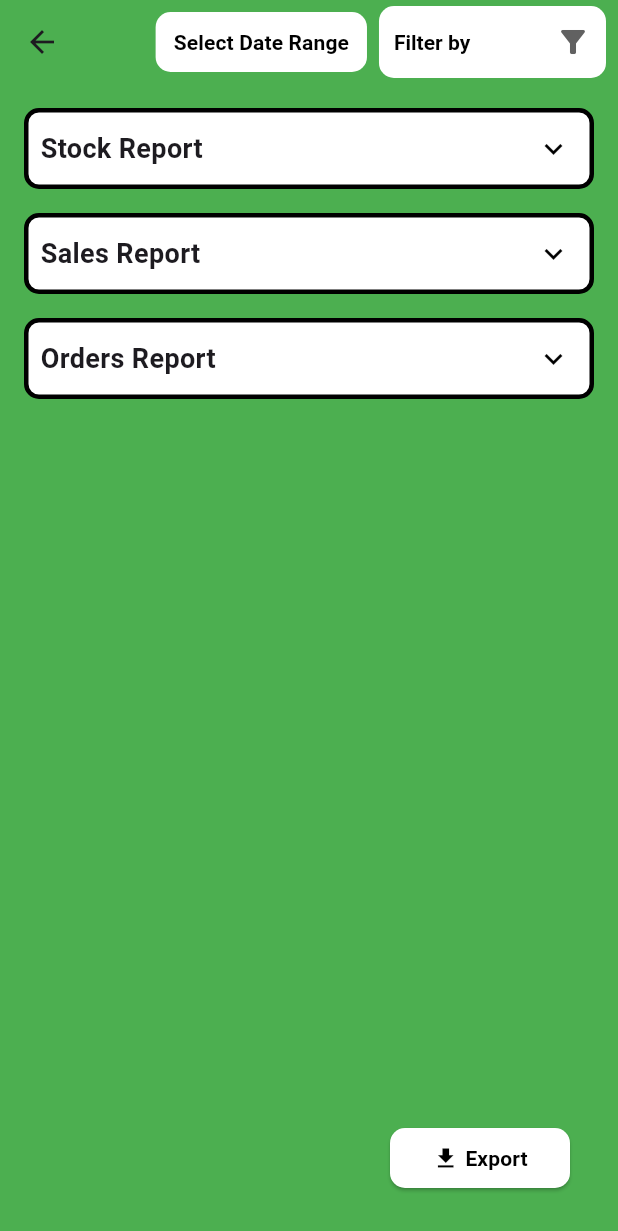
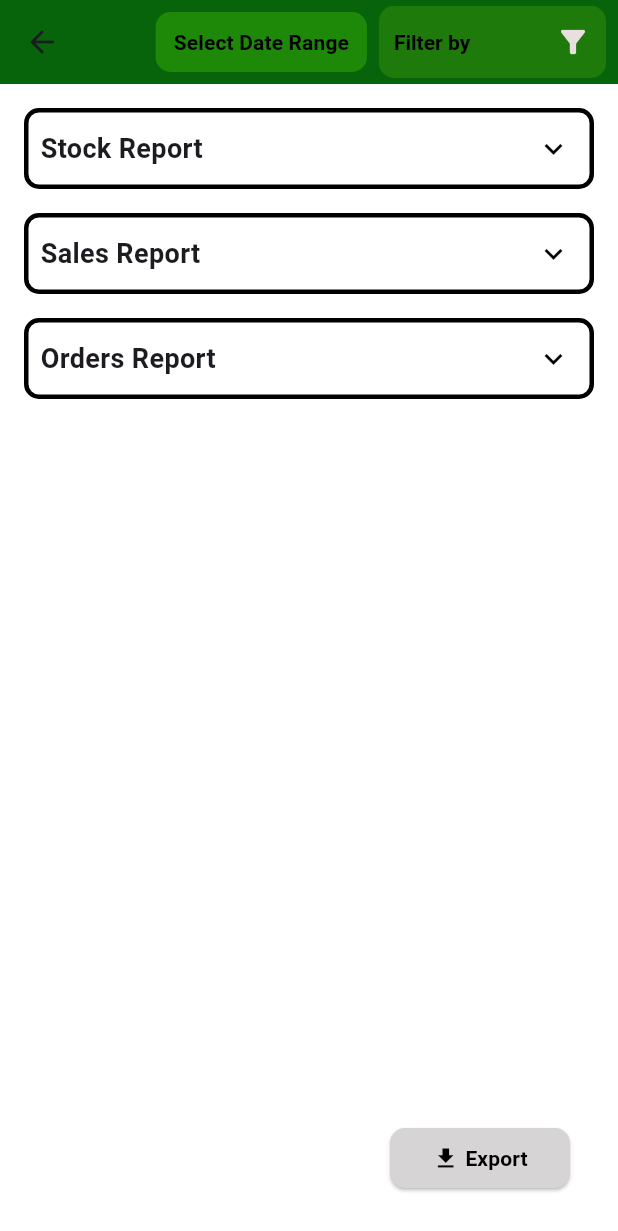
Before and after one commit to BrianKawinzi/medfast_go, a Flutter app: the Reports screen opened directly, on a phone screen of 412 x 824 dp. Shown: the top 1231 px of the screen. Run offline on Flutter 3.47's test engine with Material 3 defaults, Android fonts, the phone set to English and light mode, and no system bars; our stand-ins replace geolocator, image_picker, permission_handler, shared_preferences, sqflite; missing offline and left inert: qr_code_scanner; accounts and stored records are empty.

Commit message:
new reports page look

```diff
--- a/lib/business/reports.dart
+++ b/lib/business/reports.dart
@@ -157,7 +157,7 @@ class _ReportsState extends State<Reports> {
       appBar: AppBar(
         title: const Text('Reports'),
         centerTitle: false,
-        backgroundColor: Colors.green,
+        backgroundColor: const Color.fromARGB(255, 8, 100, 11),
         leading: GestureDetector(
           onTap: () {
             Navigator.of(context).pushReplacement(
@@ -221,7 +221,7 @@ class _ReportsState extends State<Reports> {
                   TextStyle(color: Colors.black, fontWeight: FontWeight.bold),
             ),
             style: TextButton.styleFrom(
-              backgroundColor: Colors.white,
+              backgroundColor: Color.fromARGB(255, 30, 136, 9),
               shape: RoundedRectangleBorder(
                 borderRadius: BorderRadius.circular(10.0),
               ),
@@ -231,7 +231,7 @@ class _ReportsState extends State<Reports> {
             margin: const EdgeInsets.symmetric(horizontal: 8),
             padding: const EdgeInsets.symmetric(horizontal: 10),
             decoration: BoxDecoration(
-              color: Colors.white,
+              color: Color.fromARGB(255, 29, 122, 11),
               borderRadius: BorderRadius.circular(10),
             ),
             child: DropdownButtonHideUnderline(
@@ -239,6 +239,7 @@ class _ReportsState extends State<Reports> {
                 value: _selectedFilterOption,
                 icon: const Icon(Icons.filter_alt),
                 iconSize: 24,
+                iconEnabledColor: Color.fromARGB(255, 233, 223, 223),
                 elevation: 16,
                 style: const TextStyle(
                     color: Colors.black, fontWeight: FontWeight.bold),
@@ -264,7 +265,7 @@ class _ReportsState extends State<Reports> {
           ),
         ],
       ),
-      backgroundColor: Colors.green,
+      backgroundColor: const Color.fromARGB(255, 255, 255, 255),
       body: Padding(
         padding: const EdgeInsets.all(16.0),
         child: Column(
@@ -373,7 +374,7 @@ class _ReportsState extends State<Reports> {
               ],
             ),
             style: ElevatedButton.styleFrom(
-              primary: Colors.white,
+              primary: const Color.fromARGB(255, 214, 212, 212),
               onPrimary: Colors.black,
               shape: RoundedRectangleBorder(
                 borderRadius: BorderRadius.circular(10.0),
```
